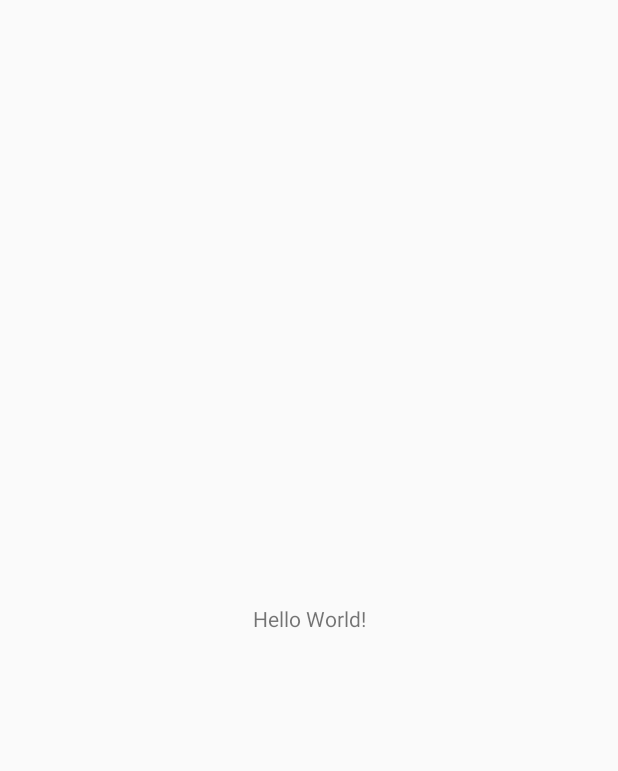
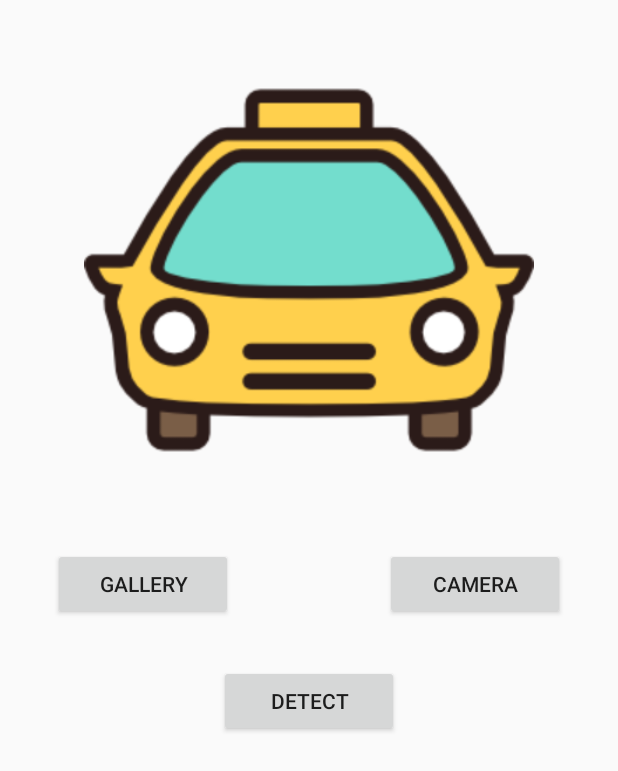
Before and after one commit to Quantata/real_taxi, an Android app: the screen it shows after launch (MainActivity), on a phone screen of 412 x 824 dp. Before the commit the part shown is almost empty. Shown: the top 771 px of the screen. Run offline under Robolectric (Android 15) with nearby library versions, the phone set to English and light mode, and no system bars.

```diff
--- a/TaxiProject/app/build.gradle
+++ b/TaxiProject/app/build.gradle
@@ -4,7 +4,7 @@ android {
     compileSdkVersion 27
     defaultConfig {
         applicationId "mobileapp.taxiproject"
-        minSdkVersion 24
+        minSdkVersion 23
         targetSdkVersion 27
         versionCode 1
         versionName "1.0"
--- a/TaxiProject/app/src/main/AndroidManifest.xml
+++ b/TaxiProject/app/src/main/AndroidManifest.xml
@@ -1,6 +1,12 @@
 <?xml version="1.0" encoding="utf-8"?>
 <manifest xmlns:android="http://schemas.android.com/apk/res/android"
     package="mobileapp.taxiproject">
+    <uses-permission android:name="android.permission.CALL_PHONE" />
+    <uses-permission android:name="android.permission.DIAL_PHONE" />
+    <uses-permission android:name="android.permission.INTERNET" />
+    <uses-permission android:name="android.permission.READ_EXTERNAL_STORAGE" />
+    <uses-permission android:name="android.permission.IMAGE_CAPTURE" />
+    <uses-permission android:name="android.permission.CAMERA" />
 
     <application
         android:allowBackup="true"
--- a/TaxiProject/app/src/main/java/mobileapp/taxiproject/MainActivity.java
+++ b/TaxiProject/app/src/main/java/mobileapp/taxiproject/MainActivity.java
@@ -1,16 +1,50 @@
 package mobileapp.taxiproject;
 
 import android.content.Intent;
+import android.net.Uri;
 import android.support.v7.app.AppCompatActivity;
 import android.os.Bundle;
+import android.view.View;
+import android.widget.Button;
+
+import javax.xml.transform.Result;
 
 public class MainActivity extends AppCompatActivity {
+
+    Button detect;
+    Button gallery;
+    Button camera;
 
     @Override
     protected void onCreate(Bundle savedInstanceState) {
         super.onCreate(savedInstanceState);
         setContentView(R.layout.activity_main);
 
+       detect = (Button) findViewById(R.id.detect);
+       gallery = (Button) findViewById(R.id.gallery);
+       camera = (Button) findViewById(R.id.camera);
+
+
+//        detect.setOnClickListener((View.OnClickListener) this);
+//        gallery.setOnClickListener((View.OnClickListener) this);
+//        camera.setOnClickListener((View.OnClickListener)this);
+
+
         startActivity(new Intent(this, SplashActivity.class));
+
+        detect.setOnClickListener(new Button.OnClickListener(){
+            @Override
+            public void onClick(View view){
+                Intent intent = new Intent(getApplicationContext(), ResultActivity.class);
+                startActivity(intent);
+
+            }
+        });
+
+
+
+
     }
+
+
 }
--- a/TaxiProject/app/src/main/res/layout/activity_main.xml
+++ b/TaxiProject/app/src/main/res/layout/activity_main.xml
@@ -1,18 +1,45 @@
 <?xml version="1.0" encoding="utf-8"?>
-<android.support.constraint.ConstraintLayout xmlns:android="http://schemas.android.com/apk/res/android"
+<RelativeLayout
+    xmlns:android="http://schemas.android.com/apk/res/android"
     xmlns:app="http://schemas.android.com/apk/res-auto"
     xmlns:tools="http://schemas.android.com/tools"
     android:layout_width="match_parent"
     android:layout_height="match_parent"
     tools:context=".MainActivity">
 
-    <TextView
-        android:layout_width="wrap_content"
+    <ImageView
+        android:id="@+id/imageView"
+        android:layout_width="300dp"
+        android:layout_height="300dp"
+        app:srcCompat="@drawable/taxi"
+        android:layout_marginBottom="35dp"
+        android:layout_centerHorizontal="true"
+        android:layout_marginTop="30dp" />
+
+    <Button
+        android:id="@+id/gallery"
+        android:layout_width="120dp"
         android:layout_height="wrap_content"
-        android:text="Hello World!"
-        app:layout_constraintBottom_toBottomOf="parent"
-        app:layout_constraintLeft_toLeftOf="parent"
-        app:layout_constraintRight_toRightOf="parent"
-        app:layout_constraintTop_toTopOf="parent" />
+        android:layout_below="@+id/imageView"
+        android:layout_marginLeft="35dp"
+        android:text="Gallery"/>
 
-</android.support.constraint.ConstraintLayout>
+    <Button
+        android:id="@+id/camera"
+        android:layout_width="120dp"
+        android:layout_height="wrap_content"
+        android:layout_below="@+id/imageView"
+        android:layout_alignParentRight="true"
+        android:layout_marginRight="35dp"
+        android:text="CAMERA"/>
+
+    <Button
+        android:id="@+id/detect"
+        android:layout_width="120dp"
+        android:layout_height="wrap_content"
+        android:layout_below="@+id/camera"
+        android:layout_centerHorizontal="true"
+        android:layout_marginTop="30dp"
+        android:text="DETECT"/>
+
+</RelativeLayout>
```
Also changed, not shown: TaxiProject/app/src/main/java/mobileapp/taxiproject/ResultActivity.java (+43 -1 lines), TaxiProject/app/src/main/res/layout/activity_result.xml (+40 -3 lines), TaxiProject/app/src/main/res/drawable/siren.png (added).
